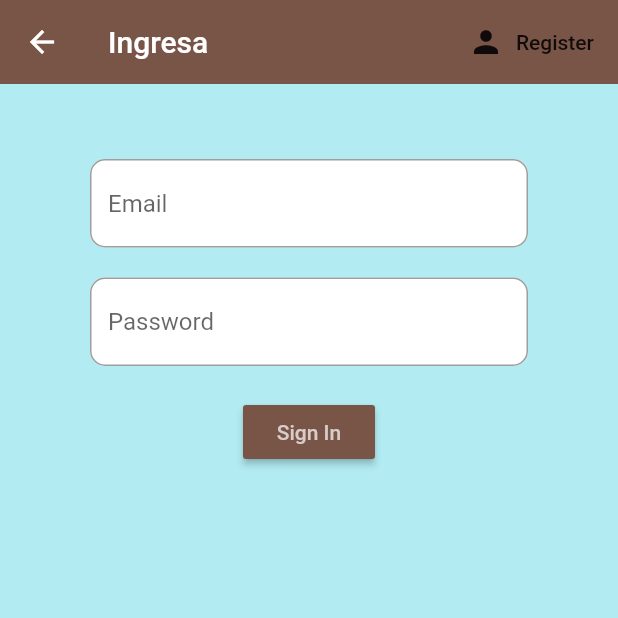
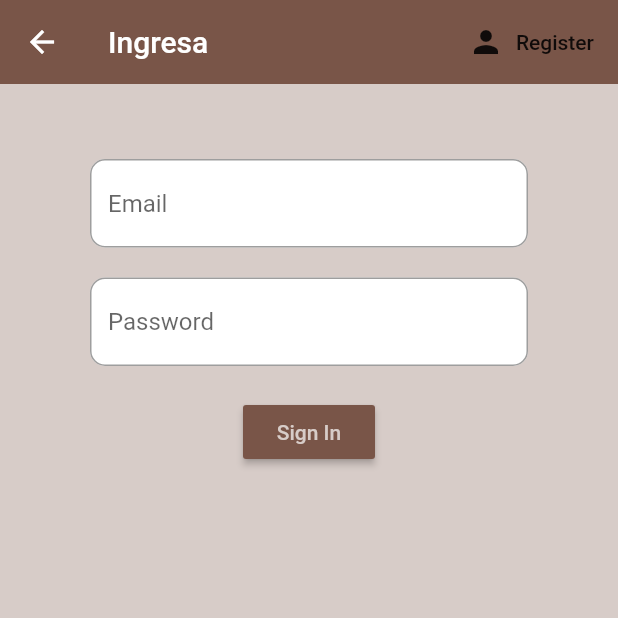
Before and after one commit to miguelmanzo/Coffe_List, a Flutter app: the SignIn screen opened directly, on a phone screen of 412 x 824 dp, the top half of it. Run offline on Flutter 3.47's test engine with Material 2 defaults, Android fonts, the phone set to English and light mode, and no system bars; our stand-ins replace cloud_firestore, firebase_auth, flutter_spinkit; accounts and stored records are empty.

Commit message:
- Adjusted background color.

```diff
--- a/lib/screens/authenticate/sign_in.dart
+++ b/lib/screens/authenticate/sign_in.dart
@@ -43,6 +43,7 @@ class _SignInState extends State<SignIn> {
         ],
       ),
       body: Container(
+        color: Colors.brown[100],
         padding: EdgeInsets.symmetric(vertical: 30, horizontal: 60),
         child: Form(
           key: _fromKey,
```
